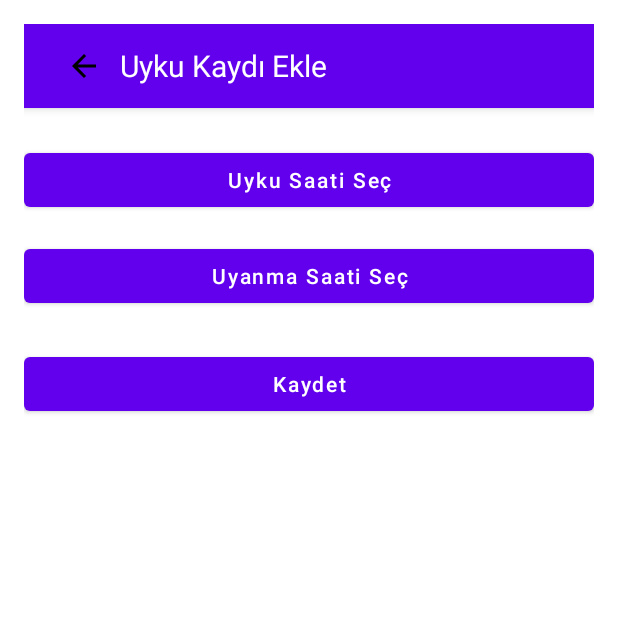
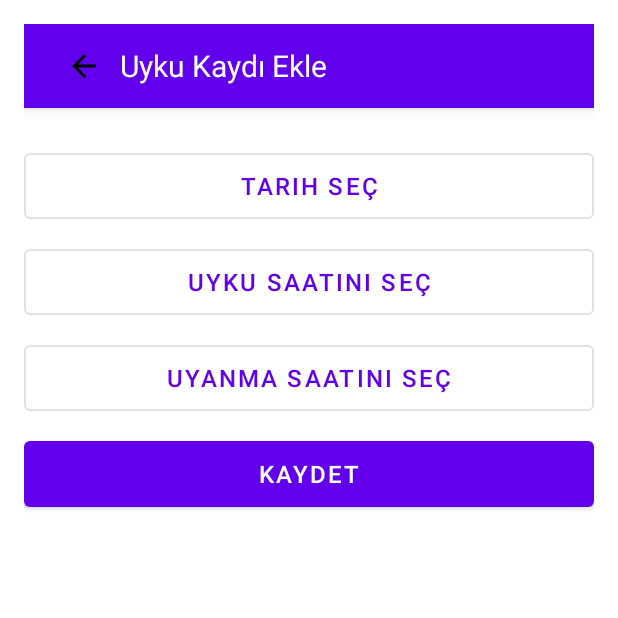
Before and after one commit to AMER240/SleepyBaby, an Android app: the AddSleepRecordActivity screen opened directly, with no data from a screen before it, on a phone screen of 412 x 824 dp, the top half of it. Run offline under Robolectric (Android 15) with nearby library versions, the phone set to English and light mode, and no system bars; 1 statement that could not run was skipped.

Commit message:
Gecmis ekleme islemi tamamlama

```diff
--- a/app/src/main/res/layout/activity_add_sleep_record.xml
+++ b/app/src/main/res/layout/activity_add_sleep_record.xml
@@ -23,6 +23,7 @@
             android:contentDescription="Geri" />
 
         <TextView
+            android:id="@+id/textViewTitle"
             android:layout_width="wrap_content"
             android:layout_height="wrap_content"
             android:layout_marginStart="16dp"
@@ -38,28 +39,40 @@
         android:layout_marginTop="24dp"
         android:orientation="vertical">
 
-        <Button
+        <com.google.android.material.button.MaterialButton
+            android:id="@+id/buttonSelectDate"
+            android:layout_width="match_parent"
+            android:layout_height="56dp"
+            android:text="Tarih Seç"
+            android:textSize="16sp"
+            android:layout_marginBottom="8dp"
+            style="@style/Widget.MaterialComponents.Button.OutlinedButton"/>
+
+        <com.google.android.material.button.MaterialButton
             android:id="@+id/buttonSleepTime"
             android:layout_width="match_parent"
-            android:layout_height="wrap_content"
-            android:layout_marginBottom="16dp"
-            android:text="Uyku Saati Seç"
-            android:textAllCaps="false" />
+            android:layout_height="56dp"
+            android:text="Uyku Saatini Seç"
+            android:textSize="16sp"
+            android:layout_marginBottom="8dp"
+            style="@style/Widget.MaterialComponents.Button.OutlinedButton"/>
 
-        <Button
+        <com.google.android.material.button.MaterialButton
             android:id="@+id/buttonWakeTime"
             android:layout_width="match_parent"
-            android:layout_height="wrap_content"
-            android:layout_marginBottom="24dp"
-            android:text="Uyanma Saati Seç"
-            android:textAllCaps="false" />
+            android:layout_height="56dp"
+            android:text="Uyanma Saatini Seç"
+            android:textSize="16sp"
+            android:layout_marginBottom="8dp"
+            style="@style/Widget.MaterialComponents.Button.OutlinedButton"/>
 
-        <Button
+        <com.google.android.material.button.MaterialButton
             android:id="@+id/buttonSave"
             android:layout_width="match_parent"
-            android:layout_height="wrap_content"
+            android:layout_height="56dp"
             android:text="Kaydet"
-            android:textAllCaps="false" />
+            android:textSize="16sp"
+            style="@style/Widget.MaterialComponents.Button"/>
 
     </LinearLayout>
 
```
Also changed, not shown: app/src/main/java/com/example/sleepybaby/AddSleepRecordActivity.java (+67 -12 lines), app/src/main/java/com/example/sleepybaby/ChildDetailActivity.java (+17 -6 lines), app/src/main/java/com/example/sleepybaby/DatabaseHelper.java (+39 -29 lines), app/src/main/java/com/example/sleepybaby/SleepHistoryAdapter.java (+8 -7 lines), app/src/main/java/com/example/sleepybaby/SleepRecord.java (+9 -0 lines).
